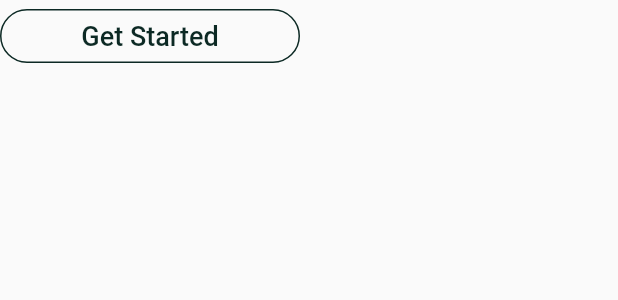
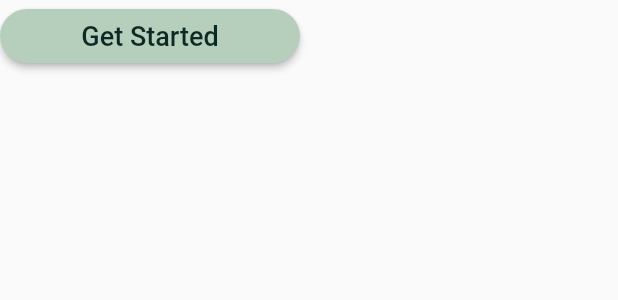
Before and after one commit to sev-n/Legal-Ease-Ius-Criminale, a Flutter app: the GetStartedBtn widget shown alone on an empty page, opened directly, on a phone screen of 412 x 824 dp. Shown: the top 300 px of the screen. Run offline on Flutter 3.47's test engine with Material 2 defaults, Android fonts, the phone set to English and light mode, and no system bars; our stand-ins replace flutter_native_splash, get, smooth_page_indicator; Roboto replaces fonts that are missing (RobotoFlex).

Commit message:
Added button each pages

```diff
--- a/lib/main.dart
+++ b/lib/main.dart
@@ -7,9 +7,7 @@ import 'src/home/welcome_screen.dart';
 
 
 void main() {
-   WidgetsBinding widgetsBinding = WidgetsFlutterBinding.ensureInitialized(); // making sure flutter framework is initialize before creating BuildContext.
-
-   FlutterNativeSplash.preserve(widgetsBinding: widgetsBinding);
+   WidgetsFlutterBinding.ensureInitialized(); // making sure flutter framework is initialize before creating BuildContext.
 
   SystemChrome.setPreferredOrientations([
     DeviceOrientation.portraitDown,
--- a/lib/src/home/welcome_screen.dart
+++ b/lib/src/home/welcome_screen.dart
@@ -52,15 +52,15 @@ class _WelcomePageState extends State<WelcomePage> {
                 ],
               ),
             ),
-            if (isLastPage) const GetStartedBtn(),
+            isLastPage ? const GetStartedBtn() : const NextBtn(),
             Container(
-              alignment: const Alignment(0, 0.77),
+              alignment: const Alignment(0, 0.65),
               child: Row(
                 mainAxisAlignment: MainAxisAlignment.spaceEvenly,
-                children: <Widget>[
+                children: const <Widget>[
                   // page controller
 
-                  if (!isLastPage) const PageIndicator(),
+                  PageIndicator(),
 
                   // page controller
                 ],
@@ -73,14 +73,9 @@ class _WelcomePageState extends State<WelcomePage> {
   }
 }
 
-class GetStartedBtn extends StatefulWidget {
-  const GetStartedBtn({super.key});
+class NextBtn extends StatelessWidget {
+  const NextBtn({super.key});
 
-  @override
-  State<GetStartedBtn> createState() => _GetStartedBtnState();
-}
-
-class _GetStartedBtnState extends State<GetStartedBtn> {
   @override
   Widget build(BuildContext context) {
     return Positioned(
@@ -90,13 +85,11 @@ class _GetStartedBtnState extends State<GetStartedBtn> {
           width: 200,
           child: OutlinedButton(
             onPressed: () {
-              // print(MediaQuery.of(context).size.width);
-              // print(MediaQuery.of(context).size.height);
-              Navigator.push(context, MaterialPageRoute(builder: (context) {
-                return const HomeOption();
-              }));
+              _controller.nextPage(
+                  duration: const Duration(milliseconds: 500),
+                  curve: Curves.easeIn);
             },
-            style: OutlinedButton.styleFrom(
+            style: FilledButton.styleFrom(
               side: const BorderSide(
                 width: 1,
                 color: Color(0xff0C2924),
@@ -107,7 +100,7 @@ class _GetStartedBtnState extends State<GetStartedBtn> {
               foregroundColor: Colors.black,
             ),
             child: const Text(
-              "Get Started",
+              "Next",
               style: TextStyle(
                 fontSize: 18,
                 fontWeight: FontWeight.w500,
@@ -117,6 +110,44 @@ class _GetStartedBtnState extends State<GetStartedBtn> {
             ),
           ),
         ));
+  }
+}
+
+class GetStartedBtn extends StatelessWidget {
+  const GetStartedBtn({super.key});
+
+  @override
+  Widget build(BuildContext context) {
+    return Positioned(
+      bottom: 60,
+      right: 80,
+      child: SizedBox(
+        width: 200,
+        child: ElevatedButton(
+          onPressed: () {
+            Navigator.push(context, MaterialPageRoute(builder: (context) {
+              return const HomeOption();
+            }));
+          },
+          style: ElevatedButton.styleFrom(
+            backgroundColor: const Color(0xffB5CFBC),
+            foregroundColor: Colors.black,
+            shape: RoundedRectangleBorder(
+              borderRadius: BorderRadius.circular(30.0),
+            ),
+          ),
+          child: const Text(
+            "Get Started",
+            style: TextStyle(
+              fontSize: 18,
+              fontWeight: FontWeight.w500,
+              fontFamily: "RobotoFlex",
+              color: Color(0xff0C2924),
+            ),
+          ),
+        ),
+      ),
+    );
   }
 }
 
--- a/lib/src/pages/welcome_pages/welcome_page_3.dart
+++ b/lib/src/pages/welcome_pages/welcome_page_3.dart
@@ -7,7 +7,6 @@ class WelcomePageThree extends StatelessWidget {
 
   @override
   Widget build(BuildContext context) {
-    print("Page 3");
     double screenHeight = MediaQuery.of(context).size.height;
     double screenWidth = MediaQuery.of(context).size.width;
 
```
Also changed, not shown: lib/src/pages/welcome_pages/welcome_page_1.dart (+4 -7 lines), lib/src/pages/welcome_pages/welcome_page_2.dart (+3 -4 lines).
